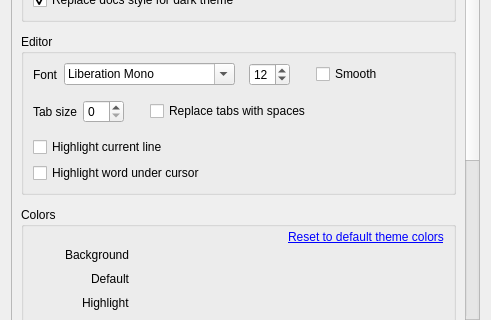
The window that prefsdialog.ui (engor/Jentos.Code) describes before a commit, drawn with Qt 5; both pictures show x 0 to 491 and y 122 to 442 of the 491 by 614 pixel window.
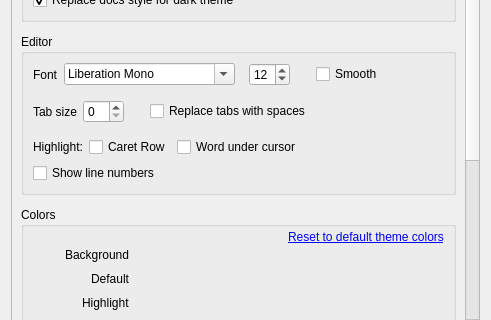
The same window after the commit. Custom widgets are drawn as their Qt base class.

Commit message: Add option "Show line numbers".

```diff
--- a/prefsdialog.ui
+++ b/prefsdialog.ui
@@ -71,9 +71,9 @@
           <property name="geometry">
            <rect>
             <x>0</x>
-            <y>0</y>
+            <y>-58</y>
             <width>454</width>
-            <height>681</height>
+            <height>686</height>
            </rect>
           </property>
           <layout class="QVBoxLayout" name="verticalLayout_5">
@@ -338,16 +338,71 @@
                </layout>
               </item>
               <item>
-               <widget class="QCheckBox" name="chbHighlightLine">
-                <property name="text">
-                 <string>Highlight current line</string>
-                </property>
-               </widget>
+               <layout class="QHBoxLayout" name="horizontalLayout_8">
+                <item>
+                 <widget class="QLabel" name="label">
+                  <property name="sizePolicy">
+                   <sizepolicy hsizetype="Fixed" vsizetype="Preferred">
+                    <horstretch>0</horstretch>
+                    <verstretch>0</verstretch>
+                   </sizepolicy>
+                  </property>
+                  <property name="text">
+                   <string>Highlight:</string>
+                  </property>
+                 </widget>
+                </item>
+                <item>
+                 <widget class="QCheckBox" name="chbHighlightLine">
+                  <property name="sizePolicy">
+                   <sizepolicy hsizetype="Fixed" vsizetype="Fixed">
+                    <horstretch>0</horstretch>
+                    <verstretch>0</verstretch>
+                   </sizepolicy>
+                  </property>
+                  <property name="text">
+                   <string>Caret Row</string>
+                  </property>
+                 </widget>
+                </item>
+                <item>
+                 <widget class="QCheckBox" name="chbHighlightWord">
+                  <property name="sizePolicy">
+                   <sizepolicy hsizetype="Fixed" vsizetype="Fixed">
+                    <horstretch>0</horstretch>
+                    <verstretch>0</verstretch>
+                   </sizepolicy>
+                  </property>
+                  <property name="text">
+                   <string>Word under cursor</string>
+                  </property>
+                 </widget>
+                </item>
+                <item>
+                 <spacer name="horizontalSpacer_10">
+                  <property name="orientation">
+                   <enum>Qt::Horizontal</enum>
+                  </property>
+                  <property name="sizeHint" stdset="0">
+                   <size>
+                    <width>40</width>
+                    <height>20</height>
+                   </size>
+                  </property>
+                 </spacer>
+                </item>
+               </layout>
               </item>
               <item>
-               <widget class="QCheckBox" name="chbHighlightWord">
+               <widget class="QCheckBox" name="chbLineNumbers">
+                <property name="sizePolicy">
+                 <sizepolicy hsizetype="Fixed" vsizetype="Fixed">
+                  <horstretch>0</horstretch>
+                  <verstretch>0</verstretch>
+                 </sizepolicy>
+                </property>
                 <property name="text">
-                 <string>Highlight word under cursor</string>
+                 <string>Show line numbers</string>
                 </property>
                </widget>
               </item>
```
The commit also changes 5 other files.
